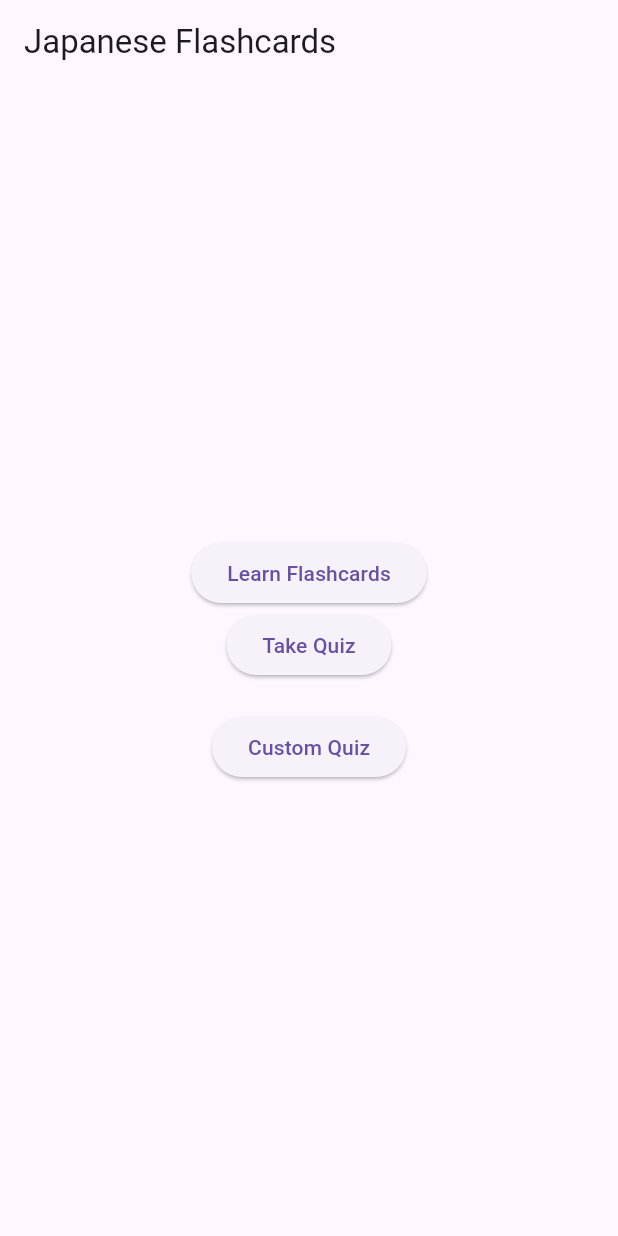
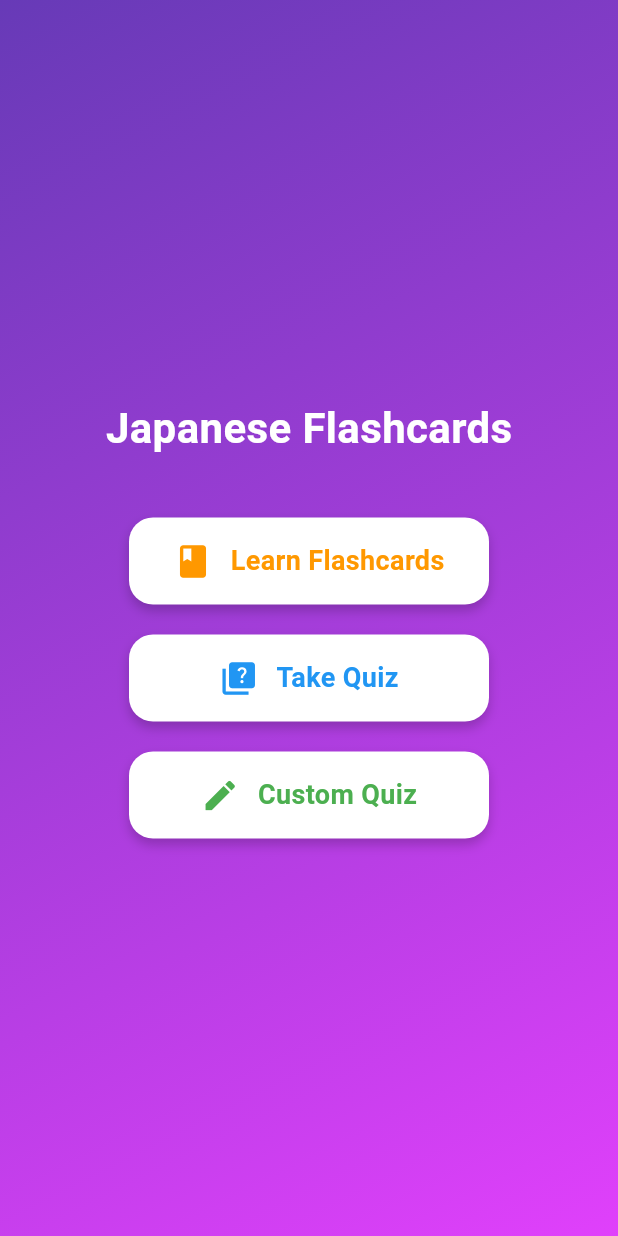
Before and after one commit to UJKC/Japanese-Assistant, a Flutter app: the screen it shows after launch, on a phone screen of 412 x 824 dp. Run offline on Flutter 3.47's test engine with Material 3 defaults, Android fonts, the phone set to English and light mode, and no system bars; our stand-ins replace flip_card, flutter_local_notifications, flutter_tts, hive, hive_flutter, permission_handler and 1 more; accounts and stored records are empty.

Commit message:
Home screen good looking

```diff
--- a/lib/screens/home_screen.dart
+++ b/lib/screens/home_screen.dart
@@ -1,4 +1,3 @@
-// lib/screens/home_screen.dart
 import 'package:flutter/material.dart';
 import 'package:japanese_assistant/screens/custom_quiz_screen.dart';
 import 'flashcard_main.dart';
@@ -10,31 +9,109 @@ class HomeScreen extends StatelessWidget {
   @override
   Widget build(BuildContext context) {
     return Scaffold(
-      appBar: AppBar(title: const Text("Japanese Flashcards")),
-      body: Center(
+      body: Container(
+        decoration: const BoxDecoration(
+          gradient: LinearGradient(
+            colors: [Colors.deepPurple, Colors.purpleAccent],
+            begin: Alignment.topLeft,
+            end: Alignment.bottomRight,
+          ),
+        ),
+        child: Center(
           child: Column(
             mainAxisAlignment: MainAxisAlignment.center,
             children: [
-            ElevatedButton(
-              child: const Text("Learn Flashcards"),
-              onPressed: () => Navigator.push(
+              const Text(
+                "Japanese Flashcards",
+                style: TextStyle(
+                  fontSize: 28,
+                  fontWeight: FontWeight.bold,
+                  color: Colors.white,
+                ),
+              ),
+              const SizedBox(height: 40),
+
+              // Flashcards Button
+              _buildMenuButton(
+                context,
+                title: "Learn Flashcards",
+                icon: Icons.book,
+                color: Colors.orange,
+                onTap: () => Navigator.push(
                   context,
                   MaterialPageRoute(builder: (_) => const FlashcardMain()),
                 ),
               ),
-            ElevatedButton(
-              child: const Text("Take Quiz"),
-              onPressed: () => Navigator.push(
+
+              const SizedBox(height: 20),
+
+              // Quiz Button
+              _buildMenuButton(
+                context,
+                title: "Take Quiz",
+                icon: Icons.quiz,
+                color: Colors.blue,
+                onTap: () => Navigator.push(
                   context,
                   MaterialPageRoute(builder: (_) => const QuizScreen()),
                 ),
               ),
-            const SizedBox(height: 20), // spacing
-            ElevatedButton(
-              child: const Text("Custom Quiz"), // NEW
-              onPressed: () => Navigator.push(
+
+              const SizedBox(height: 20),
+
+              // Custom Quiz Button
+              _buildMenuButton(
+                context,
+                title: "Custom Quiz",
+                icon: Icons.edit,
+                color: Colors.green,
+                onTap: () => Navigator.push(
                   context,
                   MaterialPageRoute(builder: (_) => const CustomQuizScreen()),
+                ),
+              ),
+            ],
+          ),
+        ),
+      ),
+    );
+  }
+
+  Widget _buildMenuButton(
+    BuildContext context, {
+    required String title,
+    required IconData icon,
+    required Color color,
+    required VoidCallback onTap,
+  }) {
+    return InkWell(
+      onTap: onTap,
+      borderRadius: BorderRadius.circular(16),
+      child: Container(
+        width: 240,
+        padding: const EdgeInsets.symmetric(vertical: 16, horizontal: 20),
+        decoration: BoxDecoration(
+          color: Colors.white,
+          borderRadius: BorderRadius.circular(16),
+          boxShadow: [
+            BoxShadow(
+              color: Colors.black.withOpacity(0.2),
+              blurRadius: 6,
+              offset: const Offset(0, 4),
+            ),
+          ],
+        ),
+        child: Row(
+          mainAxisAlignment: MainAxisAlignment.center,
+          children: [
+            Icon(icon, color: color, size: 26),
+            const SizedBox(width: 12),
+            Text(
+              title,
+              style: TextStyle(
+                color: color,
+                fontSize: 18,
+                fontWeight: FontWeight.bold,
               ),
             ),
           ],
```
Lines whose indentation alone changed are shown as unchanged.
